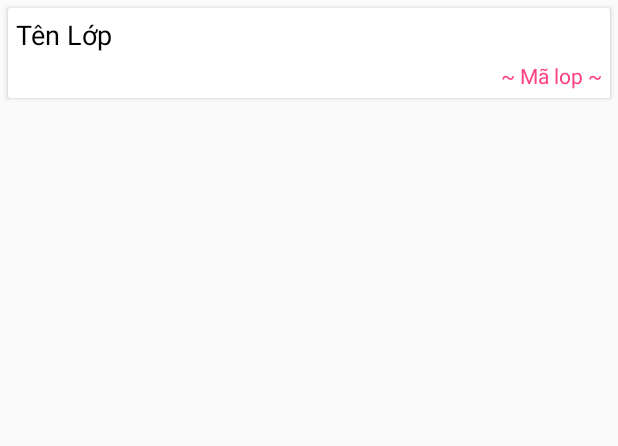
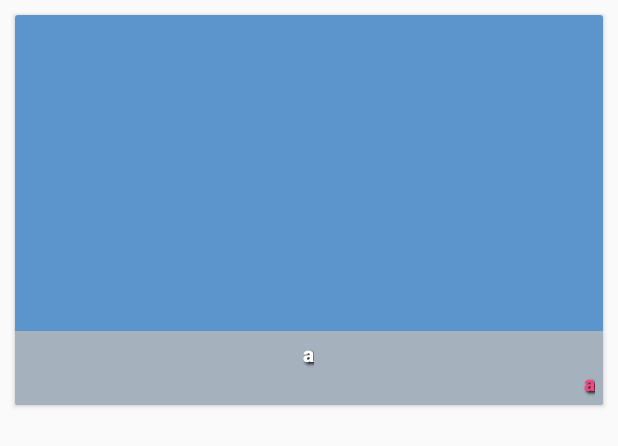
Before and after one commit to 24lhd/DanhNgon, an Android app: the layout card_danh_ngon.xml on its own in the app's theme, with its tools: preview values and no code run, on a phone screen of 412 x 824 dp. Shown: the top 446 px of the screen. Run offline under Robolectric (Android 15) with nearby library versions, the phone set to English and light mode, and no system bars; network calls fail.

Commit message:
update item danh ngon, them fb analytic

```diff
--- a/app/src/main/AndroidManifest.xml
+++ b/app/src/main/AndroidManifest.xml
@@ -30,9 +30,14 @@
                 <action android:name="android.net.conn.CONNECTIVITY_CHANGE" />
             </intent-filter>
         </receiver>
+
+        <meta-data
+            android:name="com.facebook.sdk.ApplicationId"
+            android:value="@string/facebook_app_id" />
         <meta-data
             android:name="io.fabric.ApiKey"
             android:value="8535fcafdeabaedb3b6834a850382f1e54275482" />
+
         <service android:name="com.d.service.AdsService" />
     </application>
 
--- a/app/src/main/res/layout/card_danh_ngon.xml
+++ b/app/src/main/res/layout/card_danh_ngon.xml
@@ -1,49 +1,67 @@
 <?xml version="1.0" encoding="utf-8"?>
 <android.support.v7.widget.CardView xmlns:android="http://schemas.android.com/apk/res/android"
+    xmlns:app="http://schemas.android.com/apk/res-auto"
     android:layout_width="match_parent"
     android:layout_height="wrap_content"
-    android:layout_margin ="@dimen/margin_card">
+    android:layout_marginLeft="@dimen/margin_card"
+    android:layout_marginRight="@dimen/margin_card"
+    android:layout_marginTop="@dimen/margin_card"
+    android:padding="5dp"
+    app:elevation="2dp">
+
+    <RelativeLayout
+        android:id="@+id/view_dn"
+        android:layout_width="match_parent"
+        android:layout_height="wrap_content">
+
+        <ImageView
+            android:id="@+id/im_bn_dn"
+            android:layout_width="match_parent"
+            android:layout_height="260dp"
+            android:scaleType="centerCrop"
+            android:src="@color/colorBlue_200" />
+
+        <ScrollView
+            android:layout_width="match_parent"
+            android:layout_height="wrap_content"
+            android:layout_alignBottom="@id/im_bn_dn"
+            android:background="@color/bg_danhngon">
+
             <LinearLayout
                 android:layout_width="match_parent"
-                android:orientation="vertical"
-                android:background="@drawable/select"
-                android:layout_height="wrap_content">
+                android:layout_height="wrap_content"
+                android:layout_gravity="center"
+                android:layout_margin="@dimen/margin_view"
+                android:orientation="vertical">
+
                 <TextView
+                    android:id="@+id/tv_content"
+                    style="@style/Base.TextAppearance.AppCompat.Widget.PopupMenu.Header"
+                    android:layout_width="wrap_content"
+                    android:layout_height="wrap_content"
+                    android:layout_gravity="center"
+                    android:shadowColor="@color/colorBlack"
+                    android:shadowDx="2"
+                    android:shadowDy="2"
+                    android:shadowRadius="2"
+                    android:text="a"
+                    android:textColor="@color/colorWhite"
+                    android:textStyle="bold"></TextView>
+
+                <TextView
+                    android:id="@+id/tv_author"
+                    style="@style/Base.TextAppearance.AppCompat.Widget.PopupMenu.Header"
                     android:layout_width="match_parent"
-                    android:text="Tên Lớp"
-                    android:layout_marginTop="@dimen/margin_item"
-                    android:layout_marginLeft="@dimen/margin_item"
-                    android:background="@drawable/select"
-                    android:singleLine="false"
-                    android:textColor="@color/colorBlack"
-                    style="@style/TextAppearance.AppCompat.Medium"
-                    android:id="@+id/tv_content"
-                    android:layout_height="wrap_content" />
-            <LinearLayout
-                android:layout_width="match_parent"
-                android:orientation="horizontal"
-                android:gravity="center"
-                android:layout_height="wrap_content">
-                <TextView
-                    android:layout_width="wrap_content"
-                    android:id="@+id/tv_stt"
-                    android:gravity="center"
-                    android:layout_marginLeft="@dimen/margin_view"
-                    style="@style/TextAppearance.AppCompat.Notification.Line2"
-                    android:layout_height="match_parent" />
-                <TextView
-                    android:layout_width="wrap_content"
-                    android:text="~ Mã lop ~"
-                    android:singleLine="false"
-                    android:layout_marginTop="@dimen/margin_item"
-                    android:gravity="right|center"
-                    android:layout_weight="1"
-                    android:layout_marginBottom="@dimen/margin_item"
-                    android:layout_marginRight="@dimen/margin_view"
-                    android:id="@+id/tv_author"
-                    style="@style/TextAppearance.AppCompat.Body1"
+                    android:layout_height="wrap_content"
+                    android:gravity="right"
+                    android:shadowColor="@color/colorBlack"
+                    android:shadowDx="2"
+                    android:shadowDy="2"
+                    android:shadowRadius="2"
+                    android:text="a"
                     android:textColor="@color/colorAccent"
-                    android:layout_height="wrap_content" />
+                    android:textStyle="bold"></TextView>
             </LinearLayout>
-            </LinearLayout>
+        </ScrollView>
+    </RelativeLayout>
 </android.support.v7.widget.CardView>
--- a/app/src/main/res/values/dimens.xml
+++ b/app/src/main/res/values/dimens.xml
@@ -7,5 +7,5 @@
     <dimen name="margin_view">5dp</dimen>
     <dimen name="margin_view_inner">5dp</dimen>
     <dimen name="margin_item">5dp</dimen>
-    <dimen name="margin_card">5dp</dimen>
+    <dimen name="margin_card">10dp</dimen>
 </resources>
--- a/app/src/main/res/values/strings.xml
+++ b/app/src/main/res/values/strings.xml
@@ -52,4 +52,5 @@
     <string name="ads_native_full">ca-app-pub-7062977963627166/1098571330</string>
     <string name="toast_offline">Bạn đang ở chế độ ngoại tuyến</string>
     <string name="about_app">Ứng dụng được phát triển bởi #Ken từ 1001 Câu Danh Ngôn Ý Nghĩa</string>
+    <string name="facebook_app_id">126697414631909</string>
 </resources>
```
Also changed, not shown: app/build.gradle (+6 -12 lines), app/src/main/java/com/d/activity/MainActivity.java (+79 -48 lines), app/src/main/java/com/d/adaptor/AdaptorDanhNgon.java (+53 -37 lines), app/src/main/java/com/d/object/ADSFull.java (+23 -23 lines), app/src/main/java/com/d/service/AdsService.java (+13 -16 lines), app/src/main/java/com/d/service/MyReserver.java (+12 -16 lines), app/src/main/res/layout/activity_main.xml (+4 -3 lines), app/src/main/res/layout/card_window_danh_ngon.xml (+1 -6 lines), app/src/main/res/layout/native_ads_nho.xml (+9 -9 lines), app/src/main/res/layout/native_express_ad_to.xml (+10 -9 lines), app/src/main/res/layout/native_express_ad_vua.xml (+9 -9 lines), app/src/main/res/layout/nav_header_main.xml (+44 -44 lines), app/src/main/res/layout/view_danh_ngon.xml (+26 -33 lines).
